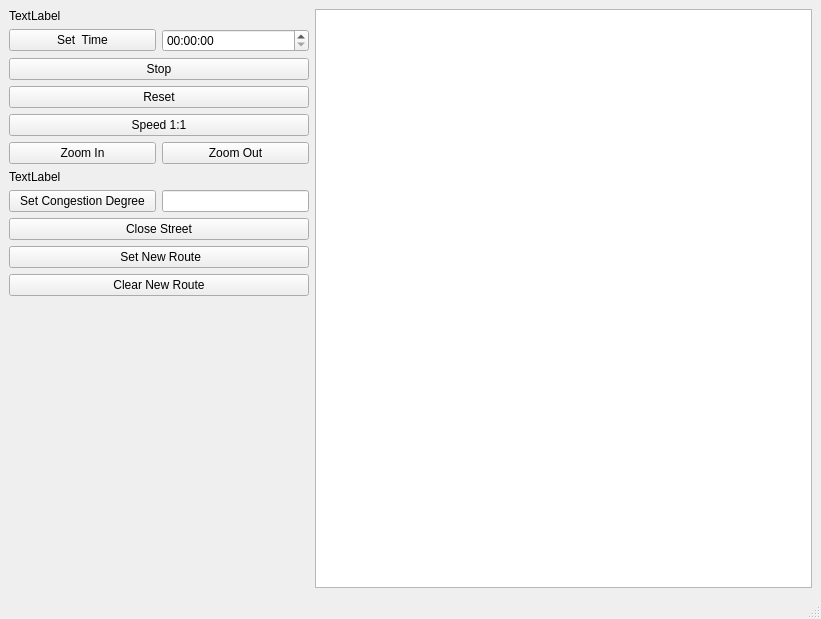
This is src/mainwindow.ui in tomiju/ICP-BusTracker as Qt 5 draws it before an edit. The edited form follows.
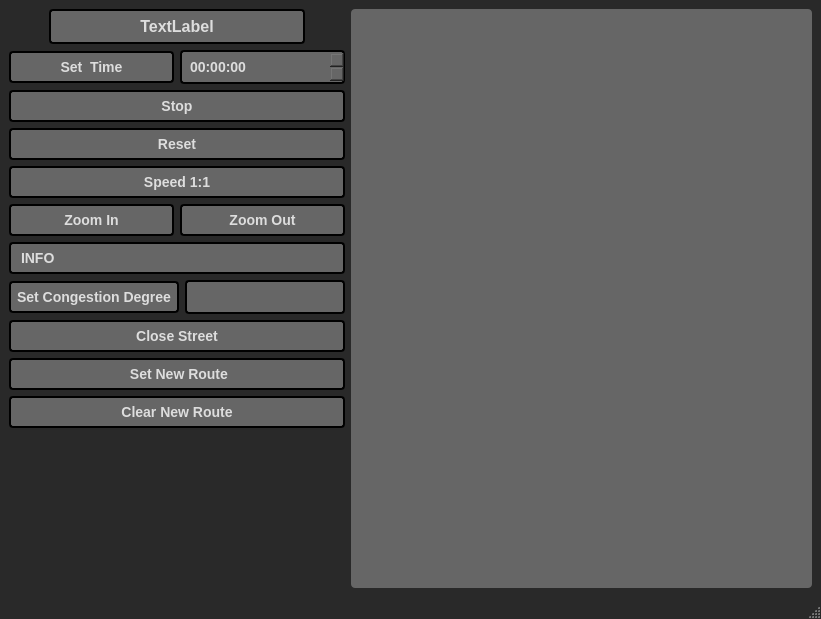
This is the edited form.

What changed in the file:
```diff
--- a/src/mainwindow.ui
+++ b/src/mainwindow.ui
@@ -19,25 +19,149 @@
   <property name="minimumSize">
    <size>
     <width>50</width>
-    <height>50</height>
+    <height>619</height>
    </size>
   </property>
   <property name="windowTitle">
    <string>MainWindow</string>
   </property>
   <property name="styleSheet">
-   <string notr="true"/>
+   <string notr="true">QMainWindow{
+	background-color:  #292929;
+}
+
+QGraphicsView{
+ background-color: #666666;
+ border-color: black;
+ border-radius: 4px;
+}
+
+QPushButton{
+    background-color: #666666;
+	color: #dddddd;
+    border-width: 2px;
+    border-style: solid;
+    border-color: black;
+    border-radius: 4px;
+    font: bold 14px;
+    min-width: 10em;
+    padding: 6px;
+}
+
+QPushButton:hover{
+	border-color: #dddddd;
+}
+
+QLabel{
+ background-color: #666666;
+	color: #dddddd;
+    border-style: solid;
+	border-color: black;
+    border-width: 2px;
+    border-radius: 4px;
+    font: bold 14px;
+    min-width: 10em;
+    padding: 6px;
+}
+
+QLineEdit{
+	color: #dddddd;
+	 background-color: #666666;
+    border-style: solid;
+	border-color: black;
+    border-width: 2px;
+    border-radius: 4px;
+    font: bold 14px;
+    min-width: 10em;
+    padding: 6px;
+}
+
+QTimeEdit{
+	color: #dddddd;
+	 background-color: #666666;
+    border-style: solid;
+	border-color: black;
+    border-width: 2px;
+    border-radius: 4px;
+    font: bold 14px;
+    min-width: 10em;
+    padding: 6px;
+}
+
+</string>
   </property>
   <widget class="QWidget" name="centralwidget">
    <layout class="QHBoxLayout" name="horizontalLayout">
     <item>
      <layout class="QVBoxLayout" name="verticalLayout">
       <item>
-       <widget class="QLabel" name="TimeLabel">
-        <property name="text">
-         <string>TextLabel</string>
-        </property>
-       </widget>
+       <layout class="QHBoxLayout" name="horizontalLayout_5">
+        <item>
+         <spacer name="horizontalSpacer">
+          <property name="orientation">
+           <enum>Qt::Horizontal</enum>
+          </property>
+          <property name="sizeType">
+           <enum>QSizePolicy::Minimum</enum>
+          </property>
+          <property name="sizeHint" stdset="0">
+           <size>
+            <width>40</width>
+            <height>20</height>
+           </size>
+          </property>
+         </spacer>
+        </item>
+        <item>
+         <widget class="QLabel" name="TimeLabel">
+          <property name="sizePolicy">
+           <sizepolicy hsizetype="Fixed" vsizetype="Preferred">
+            <horstretch>0</horstretch>
+            <verstretch>0</verstretch>
+           </sizepolicy>
+          </property>
+          <property name="minimumSize">
+           <size>
+            <width>256</width>
+            <height>0</height>
+           </size>
+          </property>
+          <property name="maximumSize">
+           <size>
+            <width>100</width>
+            <height>16777215</height>
+           </size>
+          </property>
+          <property name="styleSheet">
+           <string notr="true">font: 12pt ;
+font-weight: bold;
+</string>
+          </property>
+          <property name="text">
+           <string>TextLabel</string>
+          </property>
+          <property name="alignment">
+           <set>Qt::AlignCenter</set>
+          </property>
+         </widget>
+        </item>
+        <item>
+         <spacer name="horizontalSpacer_2">
+          <property name="orientation">
+           <enum>Qt::Horizontal</enum>
+          </property>
+          <property name="sizeType">
+           <enum>QSizePolicy::Minimum</enum>
+          </property>
+          <property name="sizeHint" stdset="0">
+           <size>
+            <width>40</width>
+            <height>20</height>
+           </size>
+          </property>
+         </spacer>
+        </item>
+       </layout>
       </item>
       <item>
        <layout class="QHBoxLayout" name="horizontalLayout_2">
@@ -95,7 +219,7 @@
       <item>
        <widget class="QLabel" name="infoLabel">
         <property name="sizePolicy">
-         <sizepolicy hsizetype="Minimum" vsizetype="Preferred">
+         <sizepolicy hsizetype="Maximum" vsizetype="Preferred">
           <horstretch>0</horstretch>
           <verstretch>0</verstretch>
          </sizepolicy>
@@ -108,12 +232,12 @@
         </property>
         <property name="maximumSize">
          <size>
-          <width>300</width>
+          <width>10000000</width>
           <height>16777215</height>
          </size>
         </property>
         <property name="text">
-         <string>TextLabel</string>
+         <string>INFO</string>
         </property>
        </widget>
       </item>
```
